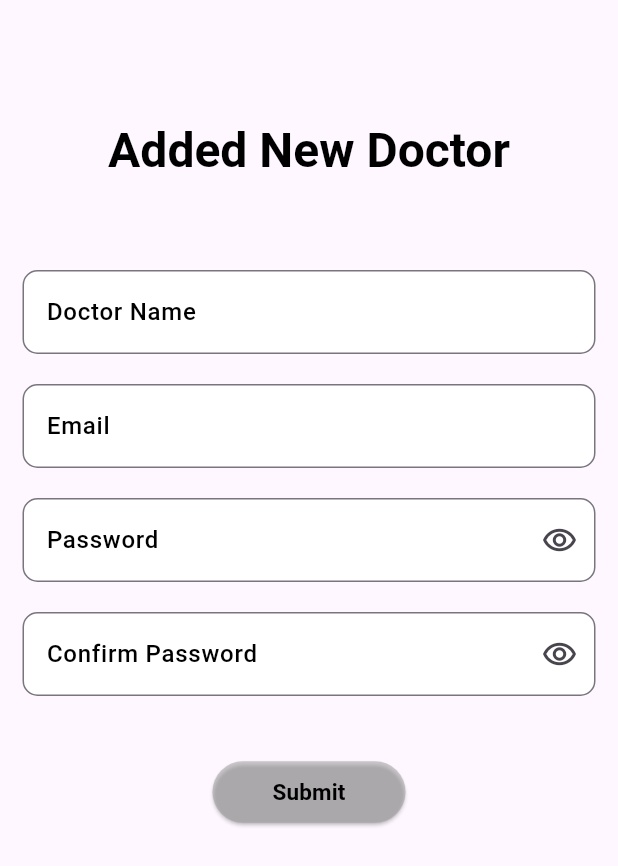
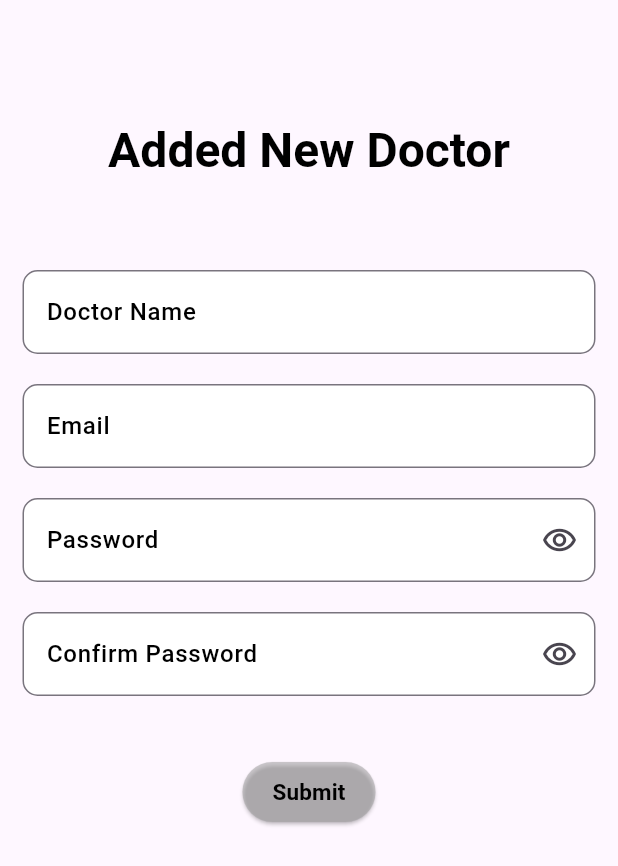
Before and after one commit to JakariaKhan-CSE/JUST-Medical-Center-Automation, a Flutter app: the AddDoctorPage screen opened directly, on a phone screen of 412 x 824 dp. Shown: the top 866 px of the screen. Run offline on Flutter 3.47's test engine with Material 3 defaults, Android fonts, the phone set to English and light mode, and no system bars; our stand-ins replace firebase_auth, firebase_core, get; accounts and stored records are empty.

Commit message:
super admin mobile view error solve. Now this is run on large display and mobile

```diff
--- a/lib/widget/common/customButton.dart
+++ b/lib/widget/common/customButton.dart
@@ -18,7 +18,7 @@ class CustomButton extends StatelessWidget {
             backgroundColor: Colors.grey.withOpacity(0.5),
             foregroundColor: Colors.black,
             padding: Responsive.isDesktop(context) ? EdgeInsets.symmetric(horizontal: 120, vertical: 20):
-            EdgeInsets.symmetric(horizontal: 40, vertical: 10)
+            EdgeInsets.symmetric(horizontal: 20, vertical: 5)
         ),
         onPressed: pressed,
         child: Text(btnName,style: Responsive.isDesktop(context) ? TextStyle(fontSize: 20, fontWeight: FontWeight.w700):
```
Also changed, not shown: lib/widget/admin/component/showAllDoctorwithUpdateDelte.dart (+4 -3 lines), lib/widget/admin/component/showAllPharmacistUpdateDelete.dart (+4 -3 lines).
